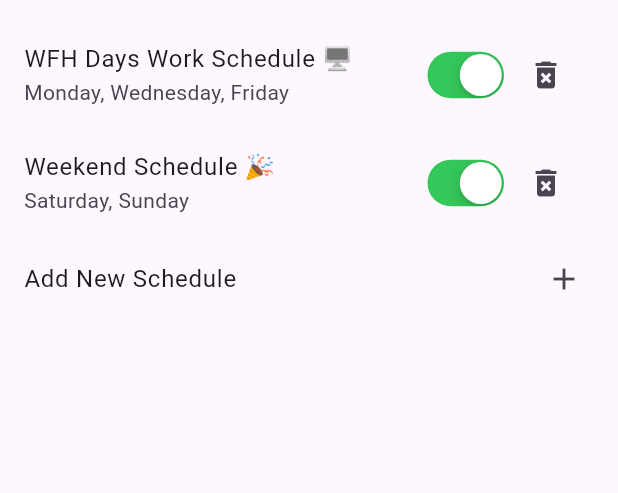
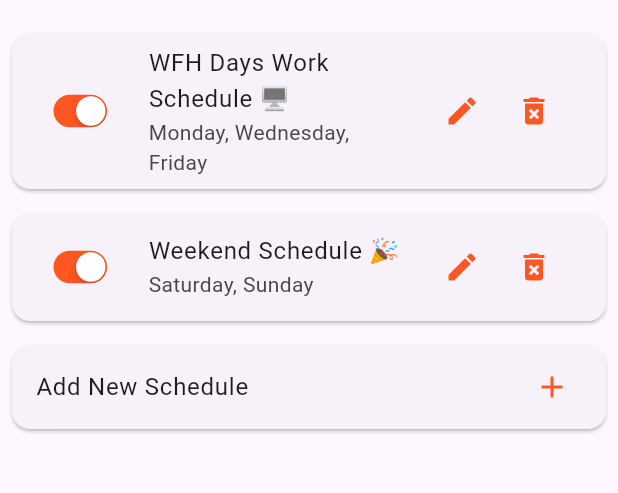
Before and after one commit to Sean-ORourke/MySpokenSchedules, a Flutter app: the screen it shows after launch, on a phone screen of 412 x 824 dp, the part 63-556 px from its top. Run offline on Flutter 3.47's test engine with Material 3 defaults, Android fonts, the phone set to English and light mode, and no system bars; our stand-ins replace flutter_local_notifications, flutter_tts, timezone.

Commit message:
icons are orange now!

```diff
--- a/my_spoken_schedules/lib/view/list_schedules_view.dart
+++ b/my_spoken_schedules/lib/view/list_schedules_view.dart
@@ -32,16 +32,31 @@ class _ScheduleListViewState extends State<ScheduleListView> {
         itemCount: vm.schedules.length + 1,
         itemBuilder: (context, index) {
           if (index == vm.schedules.length) {
-            return ListTile(
+            return Card(
+      margin: const EdgeInsets.all(8.0),
+      child: ListTile(
               title: const Text('Add New Schedule'),
-              trailing: const Icon(Icons.add),
+              trailing: const Icon(Icons.add, color: Colors.deepOrange),
               onTap: () {
                 vm.addSchedule();
               },
-            );
+            ));
           }
           final scheduleViewModel = vm.schedules[index];
-          return ListTile(
+          return Card(
+      margin: const EdgeInsets.all(8.0),
+      child: ListTile(
+        leading: Transform.scale(
+                        scale: 0.7,
+                        child: CupertinoSwitch(
+                  value: scheduleViewModel.scheduleModel?.isActive ?? false,
+                  activeTrackColor: Colors.deepOrange,
+                  onChanged: (bool? value) {
+                    scheduleViewModel.updateIsActive(value!);
+                    vm.refreshSchedules();
+                  }
+                  ),
+        ),
             title: Text(
                 scheduleViewModel.scheduleModel?.label ?? 'Unnamed Schedule'),
             subtitle: Text(
@@ -50,15 +65,25 @@ class _ScheduleListViewState extends State<ScheduleListView> {
             trailing: Row(
               mainAxisSize: MainAxisSize.min,
               children: [
-                CupertinoSwitch(
-                  value: scheduleViewModel.scheduleModel?.isActive ?? false,
-                  onChanged: (bool? value) {
-                    scheduleViewModel.updateIsActive(value!);
-                    vm.refreshSchedules();
-                  }
+                IconButton(
+              icon: const Icon(Icons.mode_edit, color: Colors.deepOrange),
+              onPressed: () {
+              Navigator.push(
+                context,
+                MaterialPageRoute(
+                  builder: (context) => ChangeNotifierProvider.value(
+                    value:
+                        scheduleViewModel, // Pass the existing SchedulesViewModel instance
+                    child: ScheduleDetailView(
+                        vm: vm, scheduleViewModel: scheduleViewModel),
                   ),
+                ),
+              );
+            },
+              ),
+
                 IconButton(
-                  icon: const Icon(Icons.delete_forever),
+                  icon: const Icon(Icons.delete_forever, color: Colors.deepOrange),
                   onPressed: () {
                     final scheduleId = scheduleViewModel.scheduleModel.id;
                     if (scheduleId != null) {
@@ -72,22 +97,11 @@ class _ScheduleListViewState extends State<ScheduleListView> {
                     }
                   },
                 ),
+
               ],
             ),
-            onTap: () {
-              Navigator.push(
-                context,
-                MaterialPageRoute(
-                  builder: (context) => ChangeNotifierProvider.value(
-                    value:
-                        scheduleViewModel, // Pass the existing SchedulesViewModel instance
-                    child: ScheduleDetailView(
-                        vm: vm, scheduleViewModel: scheduleViewModel),
-                  ),
-                ),
-              );
-            },
-          );
+
+          ));
         },
       ),
     );
--- a/my_spoken_schedules/lib/view/widgets/single_task_widget.dart
+++ b/my_spoken_schedules/lib/view/widgets/single_task_widget.dart
@@ -44,7 +44,7 @@ class SingleTaskWidget extends StatelessWidget {
           mainAxisSize: MainAxisSize.min,
           children: [
             IconButton(
-              icon: const Icon(Icons.mode_edit),
+              icon: const Icon(Icons.mode_edit, color: Colors.deepOrange),
               onPressed: () {
                 Navigator.push(
                   context,
@@ -69,7 +69,7 @@ class SingleTaskWidget extends StatelessWidget {
             ),
             const SizedBox(width: 8.0), // Space between buttons
             IconButton(
-              icon: const Icon(Icons.delete_forever),
+              icon: const Icon(Icons.delete_forever, color: Colors.deepOrange),
               onPressed: () {
                 final taskId = taskViewModel.taskModel?.id;
                 if (taskId != null) {
```
Also changed, not shown: my_spoken_schedules/lib/view/schedule_detail_view.dart (+12 -3 lines), my_spoken_schedules/lib/view/widgets/new_task_widget.dart (+17 -17 lines).
